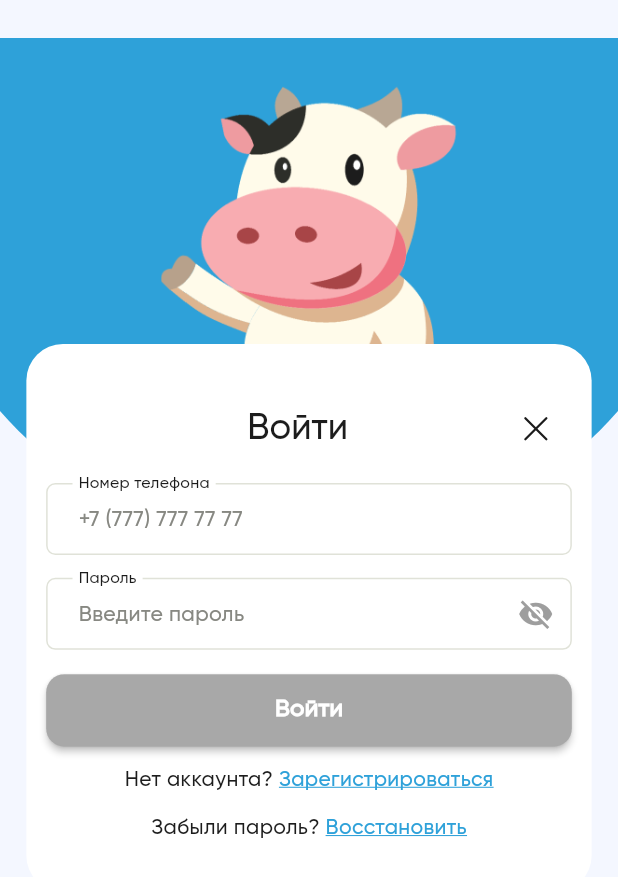
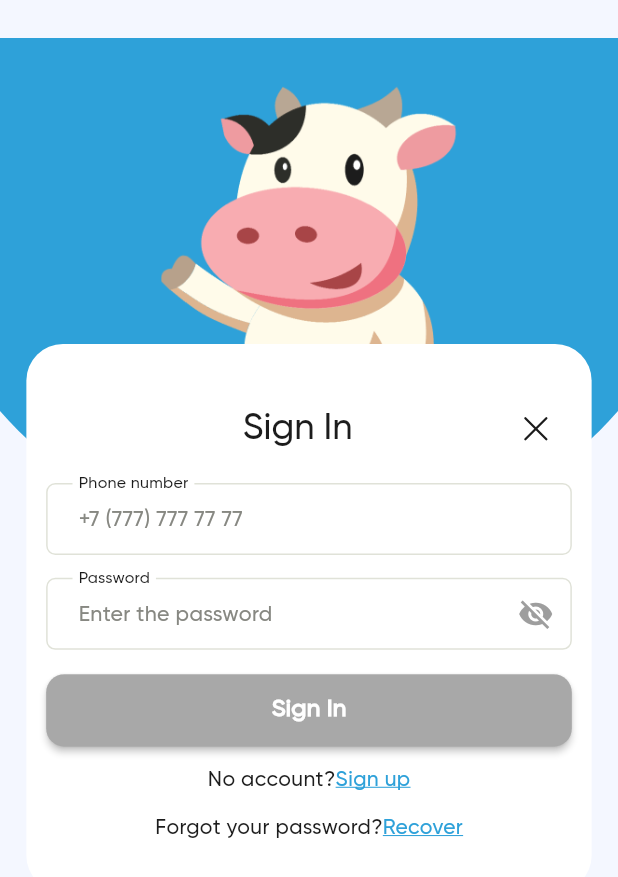
Before and after one commit to z0ld1ck/RanchTracker, a Flutter app: the LogInPage screen opened by its route, on a phone screen of 412 x 824 dp. Shown: the top 877 px of the screen. Run offline on Flutter 3.47's test engine with Material 3 defaults, Android fonts, the phone set to English and light mode, and no system bars; our stand-ins replace flutter_screenutil, flutter_svg, pinput, shared_preferences; accounts and stored records are empty; generated files the repository leaves out were written again.

Commit message:
Internationalizing was added

```diff
--- /dev/null
+++ b/I10n.yaml
@@ -0,0 +1,3 @@
+arb-dir:lib/l10n
+template-arb-file:app_ru.arb
+output-localization-file:app_localization.dart
--- a/lib/features/auth/presentation/page/auth.dart
+++ b/lib/features/auth/presentation/page/auth.dart
@@ -6,6 +6,8 @@ import 'package:malshy/core/const/app_colors.dart';
 import 'package:malshy/core/const/app_icons.dart';
 import 'package:malshy/core/navigation/nav_services.dart';
 import 'package:malshy/core/widgets/primary_button.dart';
+import 'package:flutter_gen/gen_l10n/app_localizations.dart';
+
 
 class AuthPage extends StatefulWidget {
   const AuthPage({super.key});
@@ -70,7 +72,8 @@ class _AuthPageState extends State<AuthPage> {
                     children: [
                       SizedBox(width: 50.w),
                       Text(
-                        'Регистрация',
+                        // 'Регистрация',
+                        AppLocalizations.of(context)!.registration,
                         textAlign: TextAlign.center,
                         style: Theme.of(context)
                             .textTheme
@@ -87,7 +90,8 @@ class _AuthPageState extends State<AuthPage> {
                   ),
                   SizedBox(height: 12.h),
                   Text(
-                    'Введите номер телефона,и мы отправим вам код подтверждения',
+                    // 'Введите номер телефона,и мы отправим вам код подтверждения',
+                    AppLocalizations.of(context)!.subtext,
                     textAlign: TextAlign.center,
                     style: Theme.of(context).textTheme.bodySmall!.copyWith(
                           color: AppColors.gray,
@@ -98,19 +102,19 @@ class _AuthPageState extends State<AuthPage> {
                     controller: _name,
                     maxLines: 1,
                     decoration: InputDecoration(
-                      labelText: 'ФИО',
+                      labelText: AppLocalizations.of(context)!.fio,
                       labelStyle: Theme.of(context)
                           .textTheme
                           .bodyMedium!
                           .copyWith(color: Colors.black),
-                      hintText: 'Введите ФИО',
+                      hintText:AppLocalizations.of(context)!.vvediteFio,
                     ),
                   ),
                   SizedBox(height: 15.h),
                   TextField(
                     controller: _number,
                     decoration: InputDecoration(
-                        labelText: 'Номер телефона',
+                        labelText: AppLocalizations.of(context)!.nomer,
                         labelStyle: Theme.of(context)
                             .textTheme
                             .bodyMedium!
@@ -123,18 +127,18 @@ class _AuthPageState extends State<AuthPage> {
                       await navService.pushNamed('/sms_code_page');
                     },
                     color: AppColors.grayMedium,
-                    text: 'Получить код подтверждения',
+                    text: AppLocalizations.of(context)!.getCode,
                   ),
                   Row(
                     mainAxisAlignment: MainAxisAlignment.center,
                     children: [
-                      Text('Eсть аккаунт?'),
+                      Text(AppLocalizations.of(context)!.account),
                       TextButton(
                         onPressed: () {
                           navService.pushNamed('/login_page');
                         },
                         child: Text(
-                          'Войти',
+                          AppLocalizations.of(context)!.signin,
                           style:
                               Theme.of(context).textTheme.bodyLarge!.copyWith(
                                     color: AppColors.blueLight,
--- a/lib/features/auth/presentation/page/log_in_page.dart
+++ b/lib/features/auth/presentation/page/log_in_page.dart
@@ -1,11 +1,12 @@
 import 'dart:io';
-
+import 'package:flutter_gen/gen_l10n/app_localizations.dart';
 import 'package:flutter/material.dart';
 import 'package:flutter_screenutil/flutter_screenutil.dart';
 import 'package:flutter_svg/svg.dart';
 import 'package:malshy/core/const/app_colors.dart';
 import 'package:malshy/core/const/app_icons.dart';
 import 'package:malshy/core/widgets/primary_button.dart';
+import 'package:malshy/features/app/app.dart';
 
 import '../../../../core/navigation/nav_services.dart';
 
@@ -44,7 +45,7 @@ class _LogInPageState extends State<LogInPage> {
                 height: ScreenUtil().setHeight(400),
                 width: ScreenUtil().screenWidth,
                 decoration: BoxDecoration(
-                  color:AppColors.blueLight,
+                  color: AppColors.blueLight,
                   shape: BoxShape.circle,
                 ),
               ),
@@ -76,10 +77,12 @@ class _LogInPageState extends State<LogInPage> {
                     children: [
                       SizedBox(width: 30.w),
                       Text(
-                        'Войти',
+                        AppLocalizations.of(context)!.signin,
                         textAlign: TextAlign.center,
-                        style:
-                         Theme.of(context).textTheme.headlineSmall!.copyWith(color:AppColors.black),
+                        style: Theme.of(context)
+                            .textTheme
+                            .headlineSmall!
+                            .copyWith(color: AppColors.black),
                       ),
                       IconButton(
                         onPressed: () {
@@ -94,8 +97,11 @@ class _LogInPageState extends State<LogInPage> {
                     controller: _number,
                     maxLines: 1,
                     decoration: InputDecoration(
-                      labelText: 'Номер телефона',
-                      labelStyle: Theme.of(context).textTheme.labelLarge!.copyWith(color:AppColors.gray),
+                      labelText: AppLocalizations.of(context)!.nomer,
+                      labelStyle: Theme.of(context)
+                          .textTheme
+                          .labelLarge!
+                          .copyWith(color: AppColors.gray),
                       hintText: '+7 (777) 777 77 77',
                     ),
                   ),
@@ -104,11 +110,18 @@ class _LogInPageState extends State<LogInPage> {
                     obscureText: _obsecureText,
                     controller: _password,
                     decoration: InputDecoration(
-                      labelText: 'Пароль',
-                      labelStyle: Theme.of(context).textTheme.labelLarge!.copyWith(color:AppColors.gray),
-                      hintText: 'Введите пароль',
+                      labelText: AppLocalizations.of(context)!.passwd,
+                      labelStyle: Theme.of(context)
+                          .textTheme
+                          .labelLarge!
+                          .copyWith(color: AppColors.gray),
+                      hintText: AppLocalizations.of(context)!.vveditePassword,
                       suffixIcon: IconButton(
-                        icon: Icon(_obsecureText ? Icons.visibility_off : Icons.visibility, color: Colors.grey),
+                        icon: Icon(
+                            _obsecureText
+                                ? Icons.visibility_off
+                                : Icons.visibility,
+                            color: Colors.grey),
                         onPressed: () {
                           setState(() {
                             _obsecureText = !_obsecureText;
@@ -119,7 +132,7 @@ class _LogInPageState extends State<LogInPage> {
                   ),
                   SizedBox(height: 16.h),
                   PrimaryButton(
-                    text: 'Войти',
+                    text: AppLocalizations.of(context)!.signin,
                     color: AppColors.grayMedium,
                     onPressed: () async {
                       await navService.pushNamed('/home');
@@ -129,9 +142,9 @@ class _LogInPageState extends State<LogInPage> {
                   Row(
                     mainAxisAlignment: MainAxisAlignment.center,
                     children: [
-                      Text('Нет аккаунта? '),
+                      Text(AppLocalizations.of(context)!.noaccount),
                       Text(
-                        'Зарегистрироваться',
+                        AppLocalizations.of(context)!.signup,
                         style: Theme.of(context).textTheme.bodyMedium!.copyWith(
                               color: AppColors.primary(context),
                               decoration: TextDecoration.underline,
@@ -144,9 +157,9 @@ class _LogInPageState extends State<LogInPage> {
                   Row(
                     mainAxisAlignment: MainAxisAlignment.center,
                     children: [
-                      Text('Забыли пароль? '),
+                      Text(AppLocalizations.of(context)!.forgot),
                       Text(
-                        'Восстановить',
+                        AppLocalizations.of(context)!.recover,
                         style: Theme.of(context).textTheme.bodyMedium!.copyWith(
                               color: AppColors.primary(context),
                               decoration: TextDecoration.underline,
--- a/lib/features/auth/presentation/page/password_page.dart
+++ b/lib/features/auth/presentation/page/password_page.dart
@@ -1,4 +1,5 @@
 import 'dart:io';
+import 'package:flutter_gen/gen_l10n/app_localizations.dart';
 import 'package:flutter/material.dart';
 import 'package:flutter_screenutil/flutter_screenutil.dart';
 import 'package:flutter_svg/flutter_svg.dart';
@@ -79,7 +80,7 @@ class _PasswordPageState extends State<PasswordPage> {
                         width: 50.w,
                       ),
                       Text(
-                        'Новый пароль',
+                        AppLocalizations.of(context)!.newPassword,
                         textAlign: TextAlign.center,
                         style: Theme.of(context)
                             .textTheme
@@ -94,12 +95,12 @@ class _PasswordPageState extends State<PasswordPage> {
                     controller: _passwordController,
                     maxLines: 1,
                     decoration: InputDecoration(
-                      labelText: 'Пароль',
+                      labelText: AppLocalizations.of(context)!.passwd,
                       labelStyle: Theme.of(context)
                           .textTheme
                           .labelLarge!
                           .copyWith(color: AppColors.black),
-                      hintText: 'Введите пароль',
+                      hintText: AppLocalizations.of(context)!.vveditePassword,
                       suffixIcon: IconButton(
                         icon: Icon(
                             _obsecureText
@@ -132,12 +133,12 @@ class _PasswordPageState extends State<PasswordPage> {
                             });
                           },
                         ),
-                        labelText: 'Повторите пароль',
+                        labelText: AppLocalizations.of(context)!.repeatPassword,
                         labelStyle: Theme.of(context)
                             .textTheme
                             .labelLarge!
                             .copyWith(color: AppColors.black),
-                        hintText: 'Повторите пароль'),
+                        hintText: AppLocalizations.of(context)!.repeatPassword),
                   ),
                   SizedBox(height: 16.h),
                   ClipRRect(
@@ -152,7 +153,7 @@ class _PasswordPageState extends State<PasswordPage> {
                         height: ScreenUtil().setHeight(60),
                         child: Center(
                           child: Text(
-                            'Сохранить',
+                            AppLocalizations.of(context)!.save,
                             style: Theme.of(context)
                                 .textTheme
                                 .bodyLarge!
--- a/lib/features/auth/presentation/splash/splash_screen.dart
+++ b/lib/features/auth/presentation/splash/splash_screen.dart
@@ -3,6 +3,7 @@ import 'package:flutter_screenutil/flutter_screenutil.dart';
 import 'package:malshy/core/const/app_colors.dart';
 import 'package:malshy/core/navigation/nav_services.dart';
 import 'package:malshy/core/widgets/primary_button.dart';
+import 'package:flutter_gen/gen_l10n/app_localizations.dart';
 
 class Splash extends StatelessWidget {
   const Splash({super.key});
@@ -21,7 +22,8 @@ class Splash extends StatelessWidget {
               child: Image.asset('assets/images/Screenshot_3.png'),
             ),
             Text(
-              'Добро пожаловать в',
+              // 'Добро пожаловать в ',
+              AppLocalizations.of(context)!.greeting,
               style: Theme.of(context).textTheme.headlineSmall!.copyWith(color: AppColors.white),
             ),
             Text(
@@ -34,7 +36,8 @@ class Splash extends StatelessWidget {
                 await navService.pushNamed('/login_page');
               },
               child: Text(
-                'Войти',
+                // 'Войти',
+                AppLocalizations.of(context)!.signin,
                 style: Theme.of(context).textTheme.titleMedium!.copyWith(
                       color: AppColors.white,
                       fontWeight: FontWeight.w600,
@@ -51,7 +54,8 @@ class Splash extends StatelessWidget {
               elevation: 0,
               color: Colors.transparent,
               child: Text(
-                'Зарегистрироваться',
+                // 'Зарегистрироваться',
+                AppLocalizations.of(context)!.signup,
                 style: Theme.of(context).textTheme.titleMedium!.copyWith(
                       color: AppColors.white,
                       fontWeight: FontWeight.w600,
--- /dev/null
+++ b/lib/l10n/app_en.arb
@@ -0,0 +1,23 @@
+{
+  "greeting": "Welcome to",
+  "signin": "Sign In",
+  "signup": "Sign up",
+  "registration": "Registration",
+  "subtext": "Enter your phone number and we will send you a confirmation code",
+  "fio": "Full name",
+  "vvediteFio": "Enter your full name",
+  "nomer": "Phone number",
+  "getCode": "Get a confirmation code",
+  "account": "Already have an account?",
+  "subtext2": "Enter the code that we sent to the number +7 707 695 08 16",
+  "wrongCode": "The code is incorrect.Try again",
+  "resend": "Resend the code",
+  "newPassword": "New password",
+  "passwd": "Password",
+  "vveditePassword": "Enter the password",
+  "repeatPassword": "Repeat the password",
+  "save": "Save",
+  "noaccount": "No account?",
+  "forgot": "Forgot your password?",
+  "recover": "Recover"
+}
--- a/pubspec.yaml
+++ b/pubspec.yaml
@@ -19,6 +19,9 @@ dependencies:
   build_runner: ^2.4.7
   flutter_svg: ^2.0.9
   pinput: ^3.0.1
+  flutter_localizations:
+    sdk: flutter
+  intl: any
 
 dev_dependencies:
   flutter_test:
```
Also changed, not shown: lib/features/app/app.dart (+10 -4 lines), lib/features/auth/presentation/page/sms_code_auth.dart (+5 -5 lines), lib/l10n/app_ru.arb (added, +86 -0 lines), lib/l10n/l10n.dart (added, +8 -0 lines).
